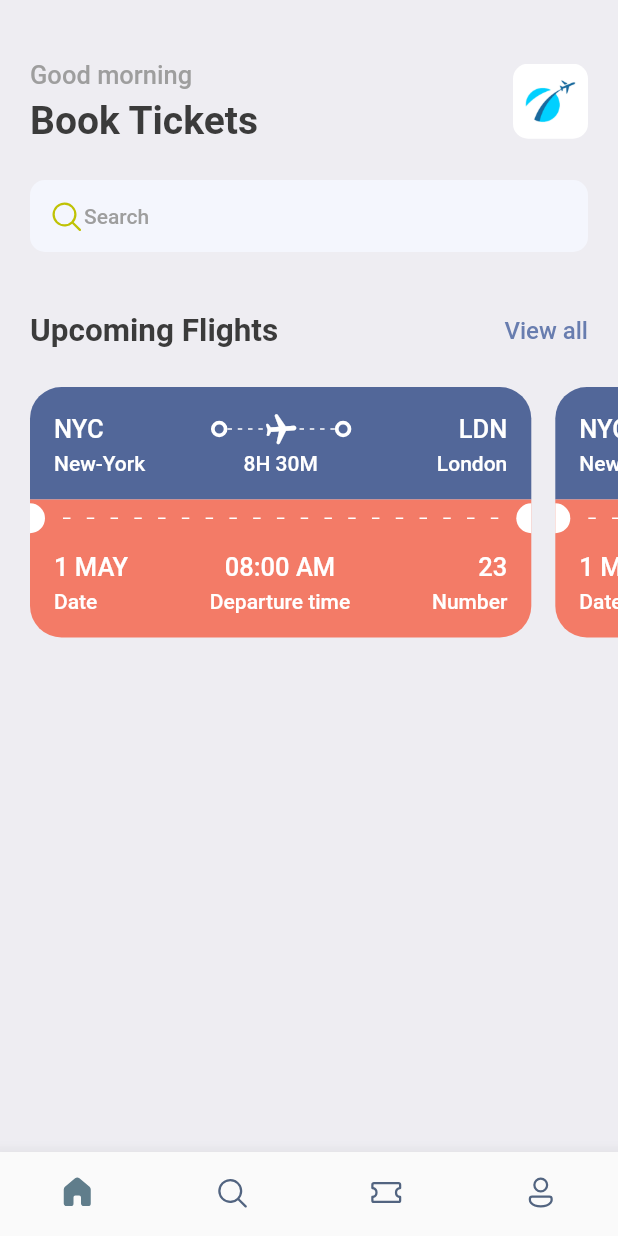
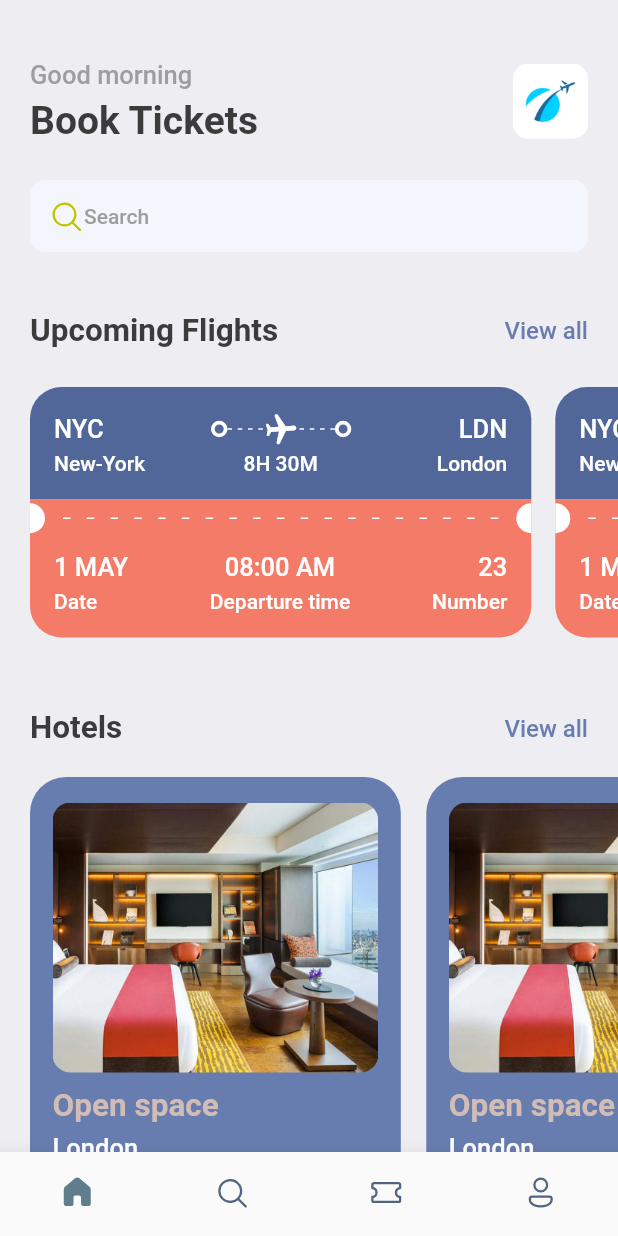
Before and after one commit to VivekSharma811/book_tickets, a Flutter app: the screen it shows after launch, on a phone screen of 412 x 824 dp. Run offline on Flutter 3.47's test engine with Material 2 defaults, Android fonts, the phone set to English and light mode, and no system bars; our stand-ins replace fluentui_icons, gap.

Commit message:
HotelScreen added

```diff
--- a/lib/screens/home_screen.dart
+++ b/lib/screens/home_screen.dart
@@ -1,3 +1,4 @@
+import 'package:booktickets/screens/hotel_screen.dart';
 import 'package:booktickets/screens/ticket_view.dart';
 import 'package:booktickets/utils/app_styles.dart';
 import 'package:gap/gap.dart';
@@ -89,7 +90,36 @@ class HomeScreen extends StatelessWidget {
                 TicketView()
               ],
             ),
-          )
+          ),
+          const Gap(15),
+          Container(
+            padding: const EdgeInsets.symmetric(horizontal: 20),
+            child: Row(
+              mainAxisAlignment: MainAxisAlignment.spaceBetween,
+              children: [
+                Text("Hotels", style: Styles.headLineStyle2),
+                InkWell(
+                    onTap: () {
+
+                    },
+                    child: Text("View all",
+                        style: Styles.textStyle
+                            .copyWith(color: Styles.primaryColor)))
+              ],
+            ),
+          ),
+          const Gap(15),
+          SingleChildScrollView(
+            scrollDirection: Axis.horizontal,
+            padding: const EdgeInsets.only(left: 20),
+            child: Row(
+              children: [
+                HotelScreen(),
+                HotelScreen(),
+                HotelScreen()
+              ],
+            ),
+          ),
         ],
       ),
     );
--- /dev/null
+++ b/lib/screens/hotel_screen.dart
@@ -0,0 +1,58 @@
+import 'package:booktickets/utils/app_layout.dart';
+import 'package:booktickets/utils/app_styles.dart';
+import 'package:flutter/material.dart';
+import 'package:gap/gap.dart';
+
+class HotelScreen extends StatelessWidget {
+  const HotelScreen({Key? key}) : super(key: key);
+
+  @override
+  Widget build(BuildContext context) {
+    final size = AppLayout.getSize(context);
+    return Container(
+      width: size.width*0.6,
+      height: 350,
+      padding: const EdgeInsets.symmetric(horizontal: 15, vertical: 17),
+      margin: const EdgeInsets.only(right: 17, top: 5),
+      decoration: BoxDecoration(
+        color: Styles.primaryColor,
+        borderRadius: BorderRadius.circular(24),
+        boxShadow: [
+          BoxShadow(
+            color: Colors.grey.shade200,
+            blurRadius: 2,
+            spreadRadius: 1
+          )
+        ]
+      ),
+      child: Column(
+        crossAxisAlignment: CrossAxisAlignment.start,
+        children: [
+          Container(
+            height: 180,
+              decoration: BoxDecoration(
+                borderRadius: BorderRadius.circular(12),
+                color: Styles.primaryColor,
+                image: DecorationImage(
+                  fit: BoxFit.cover,
+                  image: AssetImage("assets/images/one.png")
+                )
+              ),
+          ),
+          const Gap(10),
+          Text(
+              "Open space", style: Styles.headLineStyle2.copyWith(color: Styles.khakiColor),
+          ),
+          const Gap(5),
+          Text(
+            "London", style: Styles.headLineStyle3.copyWith(color: Colors.white),
+          ),
+          const Gap(8),
+          Text(
+            "\$40/night", style: Styles.headLineStyle.copyWith(color: Styles.khakiColor),
+          ),
+        ],
+      ),
+    );
+  }
+}
--- a/lib/utils/app_styles.dart
+++ b/lib/utils/app_styles.dart
@@ -7,6 +7,7 @@ class Styles {
   static Color textColor = const Color(0xFF3b3b3b);
   static Color backgroundColor = const Color(0XFFeeedf2);
   static Color orangeColor = const Color(0xFFF37B67);
+  static Color khakiColor = const Color(0xFFd2bdb6);
 
   static TextStyle textStyle =
       TextStyle(fontSize: 16, color: textColor, fontWeight: FontWeight.w500);
```
